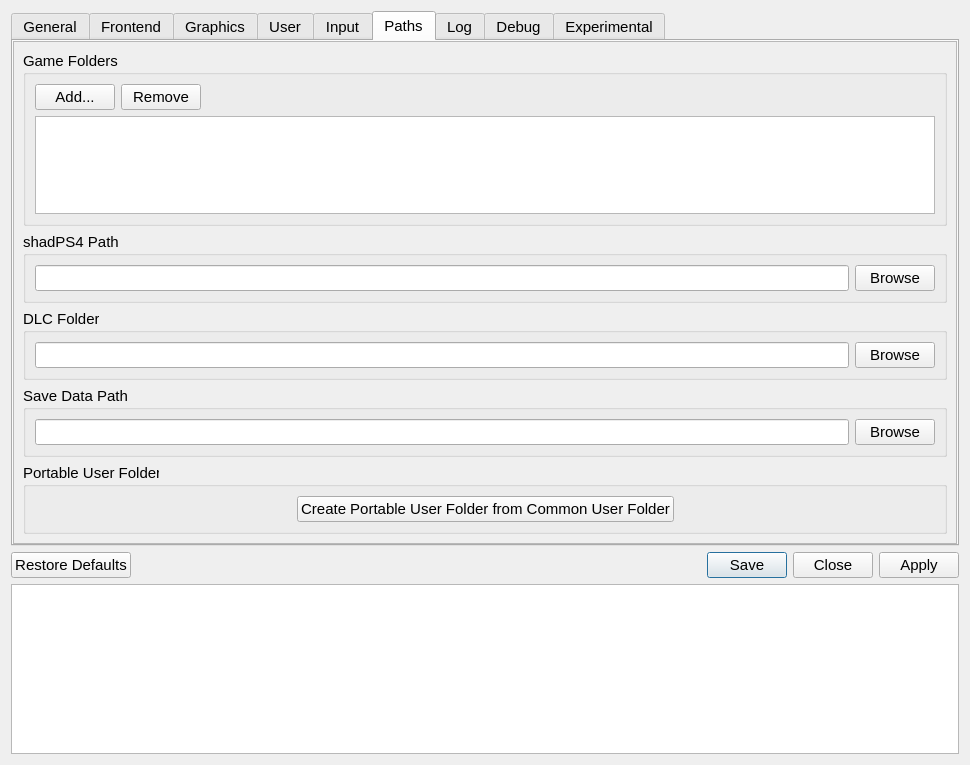
Before: the Qt Designer form src/qt_gui/settings_dialog.ui in shadps4-emu/shadps4-qtlauncher, drawn with Qt 5.
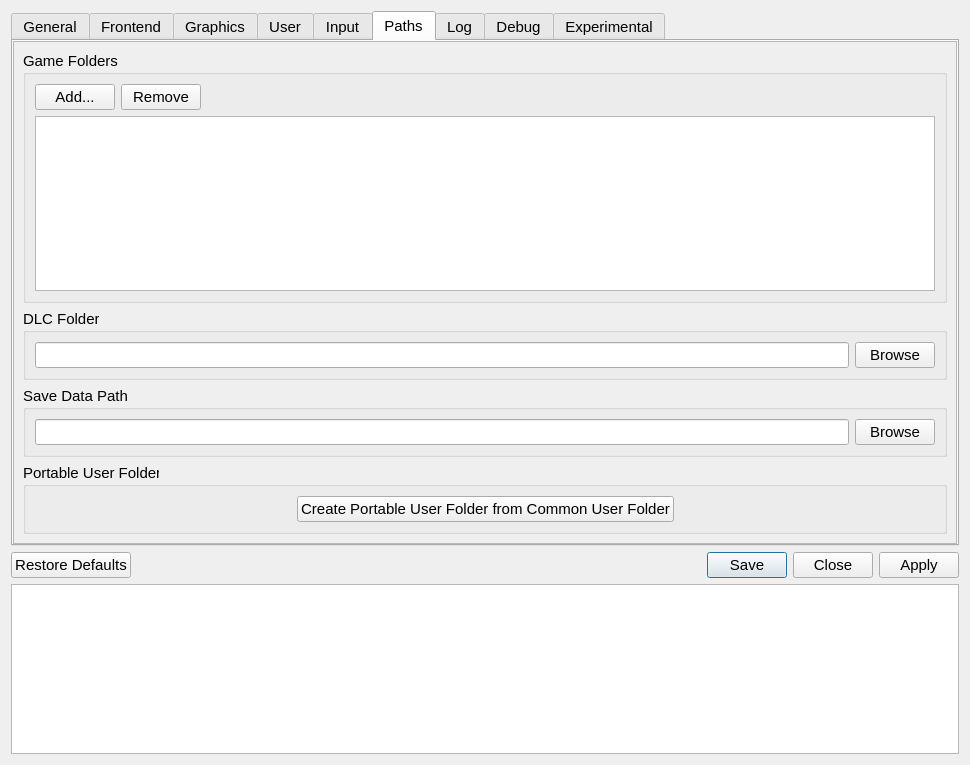
After: the same form once the commit is applied. The open tabs and pages were chosen to show the change. Icons and pictures are not drawn.

Patch:
```diff
--- a/src/qt_gui/settings_dialog.ui
+++ b/src/qt_gui/settings_dialog.ui
@@ -1942,7 +1942,7 @@
          <x>0</x>
          <y>0</y>
          <width>946</width>
-         <height>536</height>
+         <height>501</height>
         </rect>
        </property>
        <layout class="QVBoxLayout" name="pathsTabLayout">
@@ -1989,39 +1989,6 @@
           </layout>
          </widget>
         </item>
-        <item>
-         <widget class="QGroupBox" name="shadps4GroupBox">
-          <property name="title">
-           <string>shadPS4 Path</string>
-          </property>
-          <layout class="QVBoxLayout" name="verticalLayout_shadps4">
-           <item>
-            <layout class="QHBoxLayout" name="horizontalLayout_shadps4">
-             <item>
-              <widget class="QLineEdit" name="currentShadPath">
-               <property name="sizePolicy">
-                <sizepolicy hsizetype="Expanding" vsizetype="Fixed">
-                 <horstretch>0</horstretch>
-                 <verstretch>0</verstretch>
-                </sizepolicy>
-               </property>
-               <property name="placeholderText">
-                <string/>
-               </property>
-              </widget>
-             </item>
-             <item>
-              <widget class="QPushButton" name="browse_shad_path">
-               <property name="text">
-                <string>Browse</string>
-               </property>
-              </widget>
-             </item>
-            </layout>
-           </item>
-          </layout>
-         </widget>
-        </item>
         <item>
          <widget class="QGroupBox" name="dlcFolderGroupBox_2">
           <property name="title">
```
Left out of the diff: 36 changed lines with no effect on the pictures.
